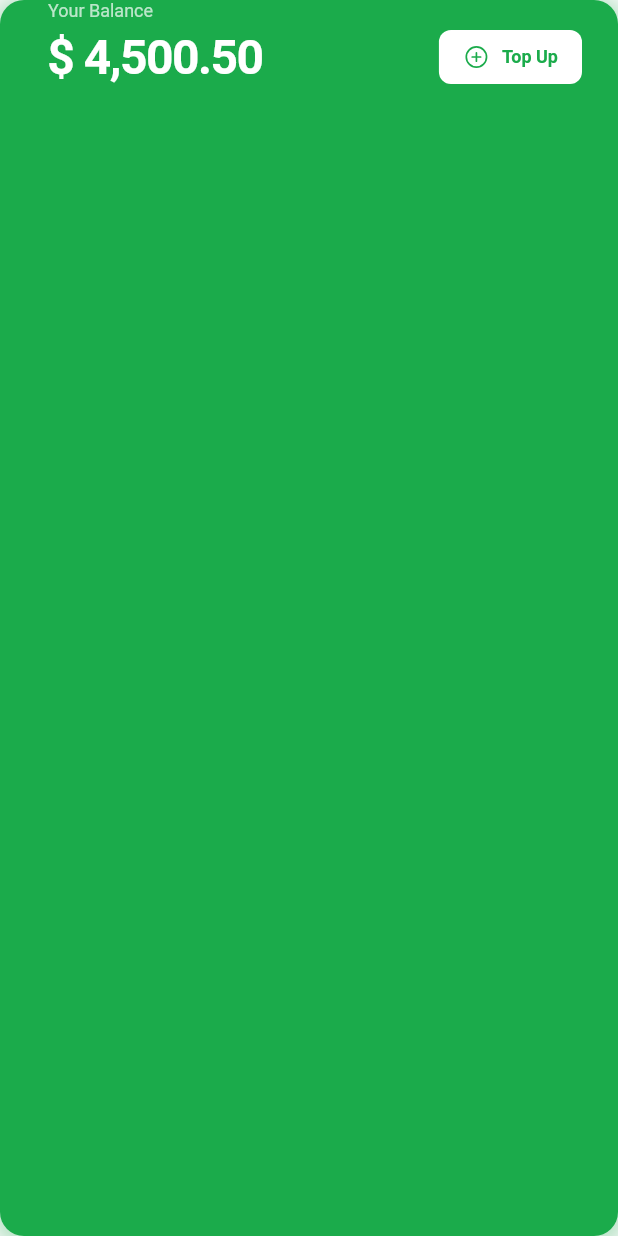
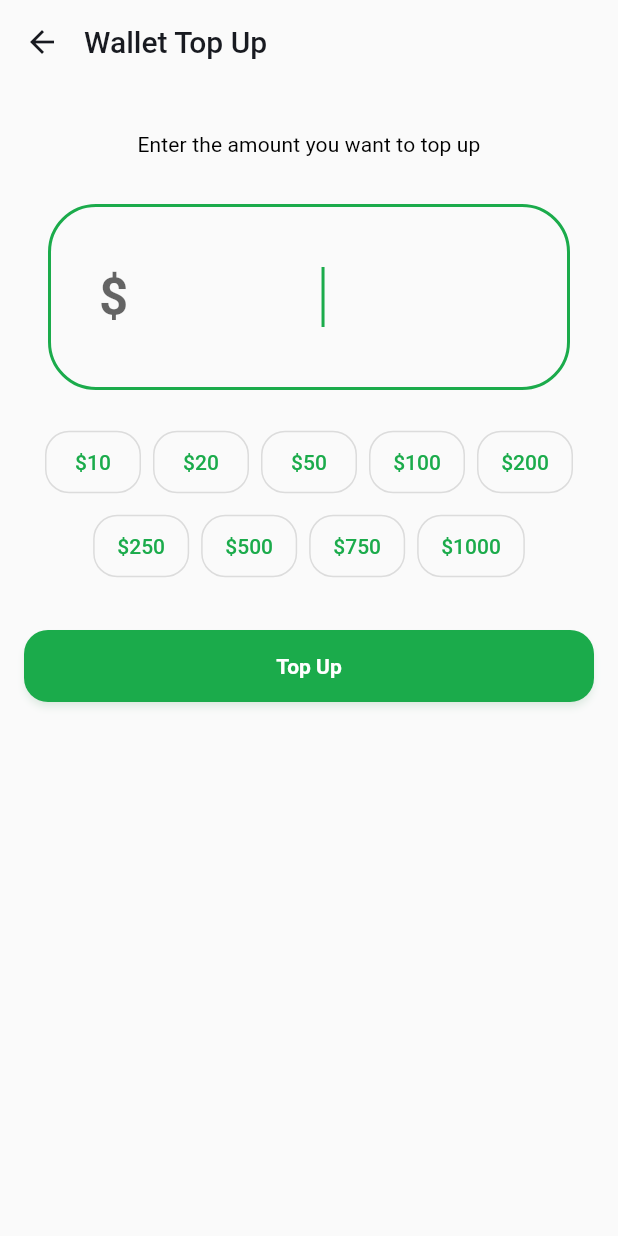
Before and after one commit to devShakib015/mise, a Flutter app: the WalletBalanceSection widget shown alone on an empty page, opened directly, after a tap on "Top Up", on a phone screen of 412 x 824 dp. Run offline on Flutter 3.47's test engine with Material 2 defaults, Android fonts, the phone set to English and light mode, and no system bars; our stand-ins replace cached_network_image, card_swiper, easy_localization, flutter_easyloading, flutter_riverpod, hive and 3 more; missing offline and left inert: awesome_rating; accounts and stored records are empty; network calls fail.

Commit message:
Wallet Top Up

```diff
--- a/customer_app/lib/views/wallet/components/recent_transaction_history_section.dart
+++ b/customer_app/lib/views/wallet/components/recent_transactions_section.dart
@@ -1,11 +1,11 @@
 import 'package:customer_app/l18n/locale_keys.g.dart';
-import 'package:customer_app/views/wallet/components/transaction%20_history_page.dart';
+import 'package:customer_app/views/wallet/components/transactions_page.dart';
 import 'package:customer_app/views/wallet/components/transaction_list_tile.dart';
 import 'package:flutter/material.dart';
 import 'package:easy_localization/easy_localization.dart';
 
-class RecentTransactionHistorySection extends StatelessWidget {
-  const RecentTransactionHistorySection({super.key});
+class RecentTransactionsSection extends StatelessWidget {
+  const RecentTransactionsSection({super.key});
 
   @override
   Widget build(BuildContext context) {
--- a/customer_app/lib/views/wallet/components/wallet_balance_section.dart
+++ b/customer_app/lib/views/wallet/components/wallet_balance_section.dart
@@ -1,4 +1,5 @@
 import 'package:customer_app/helpers/theme_constants.dart';
+import 'package:customer_app/views/wallet/components/wallet_top_up_page.dart';
 import 'package:flutter/material.dart';
 import 'package:ionicons/ionicons.dart';
 
@@ -62,7 +63,14 @@ class WalletBalanceSection extends StatelessWidget {
                         BorderRadius.circular(ThemeConstant.defaultRadius / 2),
                   ),
                 ),
-                onPressed: () {},
+                onPressed: () {
+                  Navigator.push(
+                    context,
+                    MaterialPageRoute(builder: (context) {
+                      return const WalletTopUpPage();
+                    }),
+                  );
+                },
                 icon: Icon(
                   Ionicons.add_circle_outline,
                   size: 18,
--- /dev/null
+++ b/customer_app/lib/views/wallet/components/wallet_top_up_page.dart
@@ -0,0 +1,116 @@
+import 'package:customer_app/helpers/theme_constants.dart';
+import 'package:easy_localization/easy_localization.dart';
+import 'package:flutter/material.dart';
+import 'package:flutter_easyloading/flutter_easyloading.dart';
+
+class WalletTopUpPage extends StatefulWidget {
+  const WalletTopUpPage({super.key});
+
+  @override
+  State<WalletTopUpPage> createState() => _WalletTopUpPageState();
+}
+
+class _WalletTopUpPageState extends State<WalletTopUpPage> {
+  final _formKey = GlobalKey<FormState>();
+  final _amountController = TextEditingController();
+
+  @override
+  Widget build(BuildContext context) {
+    return Scaffold(
+      appBar: AppBar(title: const Text("Wallet Top Up")),
+      body: SingleChildScrollView(
+        padding: const EdgeInsets.all(ThemeConstant.defaultPadding),
+        child: Form(
+          key: _formKey,
+          child: Column(
+            crossAxisAlignment: CrossAxisAlignment.stretch,
+            children: [
+              const SizedBox(height: ThemeConstant.defaultPadding),
+              Text(
+                "Enter the amount you want to top up",
+                textAlign: TextAlign.center,
+                style: Theme.of(context)
+                    .textTheme
+                    .subtitle2!
+                    .copyWith(fontWeight: FontWeight.normal),
+              ),
+              const SizedBox(height: ThemeConstant.defaultPadding),
+              Container(
+                margin: const EdgeInsets.all(ThemeConstant.defaultPadding),
+                padding: const EdgeInsets.symmetric(
+                  horizontal: ThemeConstant.defaultPadding,
+                  vertical: ThemeConstant.defaultPadding * 2,
+                ),
+                decoration: BoxDecoration(
+                  borderRadius:
+                      BorderRadius.circular(ThemeConstant.defaultRadius * 2),
+                  border: Border.all(
+                      color: Theme.of(context).colorScheme.primary, width: 2),
+                ),
+                child: TextFormField(
+                  controller: _amountController,
+                  keyboardType: TextInputType.number,
+                  autofocus: true,
+                  textAlign: TextAlign.center,
+                  style: Theme.of(context).textTheme.headline4!.copyWith(
+                        fontWeight: FontWeight.bold,
+                        color: Theme.of(context).textTheme.bodyText1!.color,
+                      ),
+                  decoration: const InputDecoration(
+                    border: InputBorder.none,
+                    prefix: Text("\$"),
+                  ),
+                  validator: (value) {
+                    if (value == null || value.isEmpty) {
+                      return "Please enter amount";
+                    }
+                    return null;
+                  },
+                ),
+              ),
+              const SizedBox(height: ThemeConstant.defaultPadding / 2),
+              Wrap(
+                spacing: ThemeConstant.defaultPadding / 2,
+                runSpacing: ThemeConstant.defaultPadding / 2,
+                alignment: WrapAlignment.center,
+                children: [
+                  for (final amount in [
+                    10,
+                    20,
+                    50,
+                    100,
+                    200,
+                    250,
+                    500,
+                    750,
+                    1000
+                  ])
+                    OutlinedButton(
+                      onPressed: () {
+                        _amountController.text = amount.toString();
+                        _amountController.selection =
+                            TextSelection.fromPosition(TextPosition(
+                                offset: _amountController.text.length));
+                      },
+                      child: Text("\$$amount"),
+                    ),
+                ],
+              ),
+              const SizedBox(height: ThemeConstant.defaultPadding * 2),
+              ElevatedButton(
+                onPressed: () async {
+                  if (_formKey.currentState!.validate()) {
+                    EasyLoading.show(status: "Payment processing...");
+                    await Future.delayed(const Duration(seconds: 2));
+                    EasyLoading.dismiss();
+                  }
+                },
+                child: const Text("Top Up"),
+              ),
+            ],
+          ),
+        ),
+      ),
+    );
+  }
+}
--- a/customer_app/lib/views/wallet/wallet_page.dart
+++ b/customer_app/lib/views/wallet/wallet_page.dart
@@ -1,5 +1,5 @@
 import 'package:customer_app/helpers/theme_constants.dart';
-import 'package:customer_app/views/wallet/components/recent_transaction_history_section.dart';
+import 'package:customer_app/views/wallet/components/recent_transactions_section.dart';
 import 'package:customer_app/views/wallet/components/wallet_balance_section.dart';
 import 'package:flutter/material.dart';
 import 'package:ionicons/ionicons.dart';
@@ -30,7 +30,7 @@ class WalletPage extends StatelessWidget {
         padding: EdgeInsets.symmetric(
             horizontal: ThemeConstant.defaultPadding,
             vertical: ThemeConstant.defaultPadding / 2),
-        child: RecentTransactionHistorySection(),
+        child: RecentTransactionsSection(),
       ),
     );
   }
```
Also changed, not shown: customer_app/lib/views/wallet/components/transactions_page.dart (renamed from customer_app/lib/views/wallet/components/transaction _history_page.dart).
